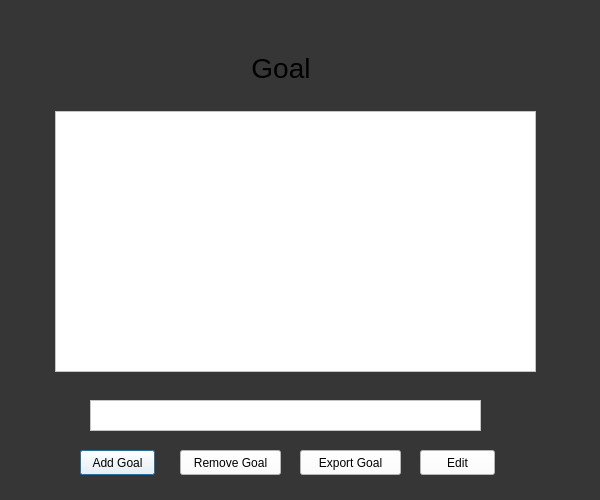
austin-sohn/254-group13, file window.ui: the form before one commit.
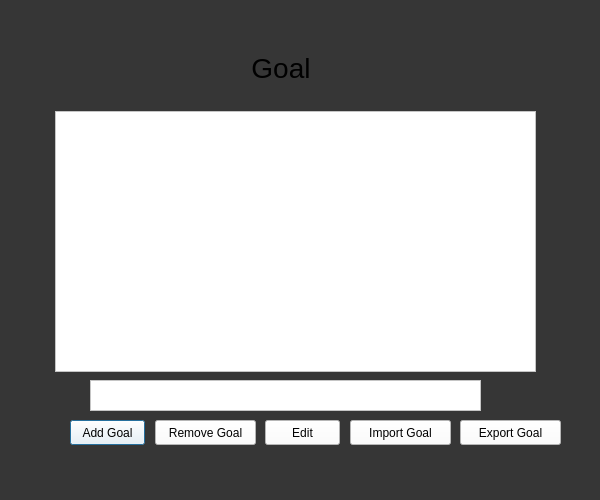
The form after the commit.

Commit message: Implemented import and export buttons

The edit to the form file:
```diff
--- a/window.ui
+++ b/window.ui
@@ -44,8 +44,8 @@
   <widget class="QPushButton" name="addGoalButton">
    <property name="geometry">
     <rect>
-     <x>80</x>
-     <y>450</y>
+     <x>70</x>
+     <y>420</y>
      <width>75</width>
      <height>25</height>
     </rect>
@@ -61,8 +61,8 @@
   <widget class="QPushButton" name="removeGoalButton">
    <property name="geometry">
     <rect>
-     <x>180</x>
-     <y>450</y>
+     <x>155</x>
+     <y>420</y>
      <width>101</width>
      <height>25</height>
     </rect>
@@ -75,27 +75,12 @@
     <string>Remove Goal</string>
    </property>
   </widget>
-  <widget class="QPushButton" name="exportButton">
-   <property name="geometry">
-    <rect>
-     <x>300</x>
-     <y>450</y>
-     <width>101</width>
-     <height>25</height>
-    </rect>
-   </property>
-   <property name="styleSheet">
-    <string notr="true">background-color: white; color: black;</string>
-   </property>
-   <property name="text">
-    <string>Export Goal</string>
-   </property>
-  </widget>
+  
   <widget class="QTextEdit" name="goalInputBox">
    <property name="geometry">
     <rect>
      <x>90</x>
-     <y>400</y>
+     <y>380</y>
      <width>391</width>
      <height>31</height>
     </rect>
@@ -122,8 +107,8 @@
   <widget class="QPushButton" name="editGoalButton">
    <property name="geometry">
     <rect>
-     <x>420</x>
-     <y>450</y>
+     <x>265</x>
+     <y>420</y>
      <width>75</width>
      <height>25</height>
     </rect>
@@ -136,6 +121,39 @@
     <string>Edit</string>
    </property>
   </widget>
+ <widget class="QPushButton" name="importButton">
+   <property name="geometry">
+    <rect>
+     <x>350</x>
+     <y>420</y>
+     <width>101</width>
+     <height>25</height>
+    </rect>
+   </property>
+   <property name="styleSheet">
+    <string notr="true">background-color: white; color: black;</string>
+   </property>
+   <property name="text">
+    <string>Import Goal</string>
+   </property>
+  </widget>
+  <widget class="QPushButton" name="exportButton">
+   <property name="geometry">
+    <rect>
+     <x>460</x>
+     <y>420</y>
+     <width>101</width>
+     <height>25</height>
+    </rect>
+   </property>
+   <property name="styleSheet">
+    <string notr="true">background-color: white; color: black;</string>
+   </property>
+   <property name="text">
+    <string>Export Goal</string>
+   </property>
+  </widget>
+
  </widget>
  <resources/>
  <connections/>
```
